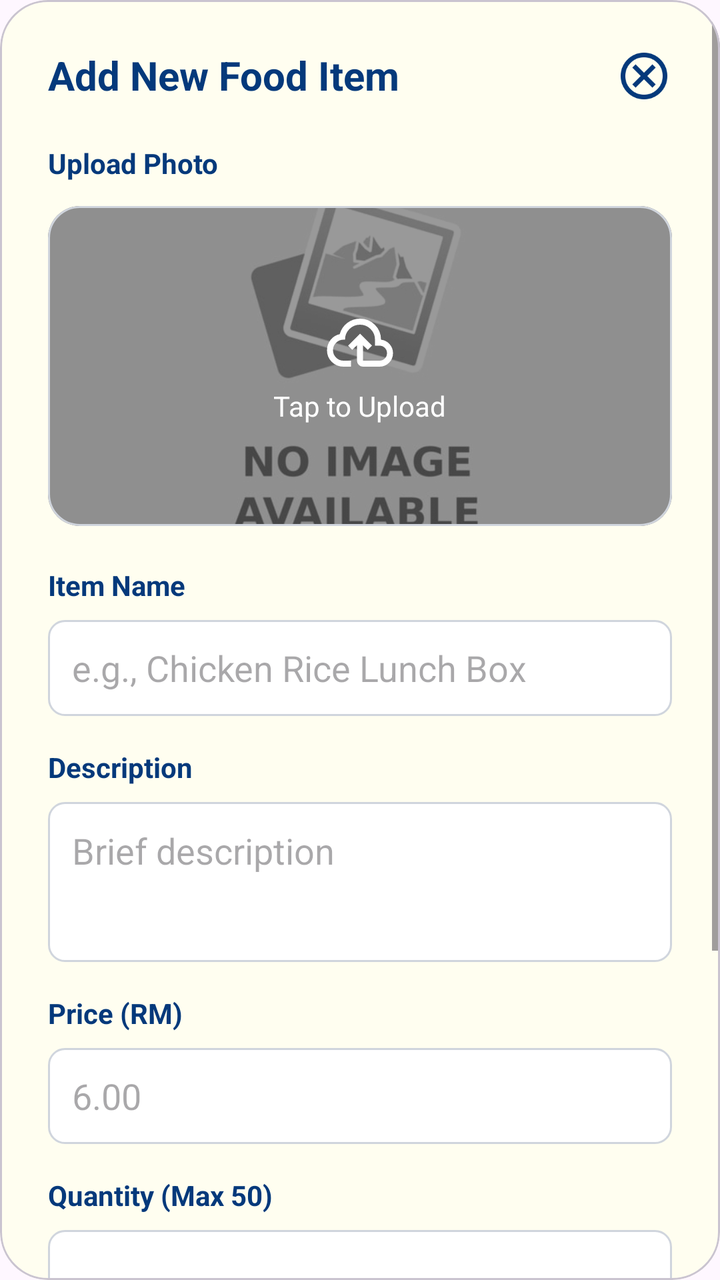
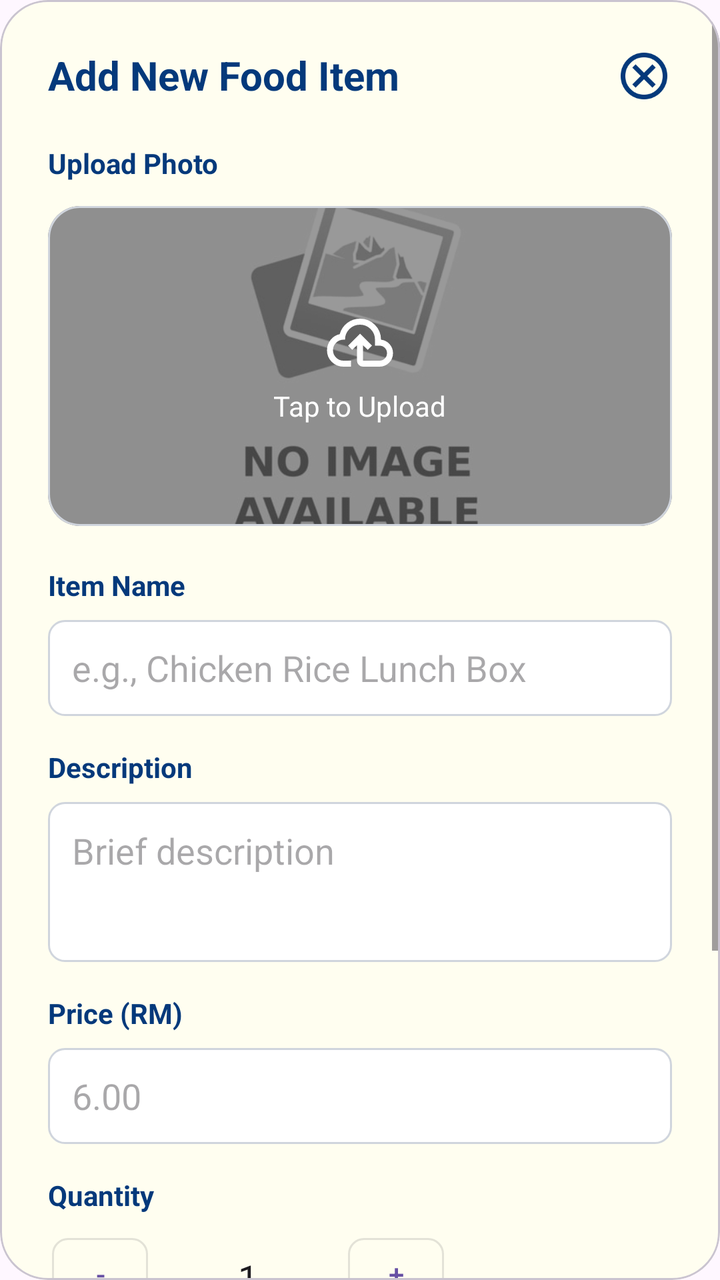

Before-and-after screenshots of an Android layout around one commit, followed by the original layout XML and the change that was made.
<!-- AndroidManifest.xml: application theme Theme.ShipEatsCustomer -->
<!-- res/layout/admin_dialog_add_item.xml -->
<?xml version="1.0" encoding="utf-8"?>
<com.google.android.material.card.MaterialCardView
    xmlns:android="http://schemas.android.com/apk/res/android"
    xmlns:app="http://schemas.android.com/apk/res-auto"
    android:layout_width="match_parent"
    android:layout_height="wrap_content"
    app:cardCornerRadius="24dp"
    app:cardBackgroundColor="#FFFEF0">

    <ScrollView
        android:layout_width="match_parent"
        android:layout_height="wrap_content">

        <LinearLayout
            android:layout_width="match_parent"
            android:layout_height="wrap_content"
            android:orientation="vertical"
            android:padding="24dp">

            
            <RelativeLayout
                android:layout_width="match_parent"
                android:layout_height="wrap_content">

                <TextView
                    android:id="@+id/dialog_title"
                    android:text="Add New Food Item"
                    android:textColor="#04397B"
                    android:textSize="20sp"
                    android:textStyle="bold"
                    android:layout_width="wrap_content"
                    android:layout_height="wrap_content"/>

                <ImageView
                    android:id="@+id/btn_close"
                    android:layout_width="28dp"
                    android:layout_height="28dp"
                    android:layout_alignParentEnd="true"
                    android:src="@drawable/ic_close"/>
            </RelativeLayout>

            
            <TextView
                android:text="Upload Photo"
                android:textStyle="bold"
                android:textColor="#04397B"
                android:layout_marginTop="20dp"
                android:layout_width="wrap_content"
                android:layout_height="wrap_content"/>

            <com.google.android.material.card.MaterialCardView
                android:id="@+id/card_image_upload"
                android:layout_width="match_parent"
                android:layout_height="160dp"
                android:layout_marginTop="12dp"
                app:cardCornerRadius="16dp"
                app:strokeWidth="1dp"
                app:strokeColor="#D0D5DD"
                app:cardElevation="0dp">

                <FrameLayout
                    android:layout_width="match_parent"
                    android:layout_height="match_parent">

                    <ImageView
                        android:id="@+id/img_food"
                        android:layout_width="match_parent"
                        android:layout_height="match_parent"
                        android:scaleType="centerCrop"
                        android:src="@drawable/no_image_available"/>

                    <LinearLayout
                        android:orientation="vertical"
                        android:gravity="center"
                        android:layout_width="match_parent"
                        android:layout_height="match_parent"
                        android:background="#66000000">

                        <ImageView
                            android:layout_width="36dp"
                            android:layout_height="36dp"
                            android:src="@drawable/ic_cloud_upload"
                            android:tint="@color/white"/>

                        <TextView
                            android:text="Tap to Upload"
                            android:textColor="@color/white"
                            android:layout_marginTop="4dp"
                            android:layout_width="wrap_content"
                            android:layout_height="wrap_content"/>
                    </LinearLayout>

                </FrameLayout>
            </com.google.android.material.card.MaterialCardView>

            
            <TextView
                android:text="Item Name"
                android:textStyle="bold"
                android:textColor="#04397B"
                android:layout_marginTop="20dp"
                android:layout_width="wrap_content"
                android:layout_height="wrap_content"/>

            <EditText
                android:id="@+id/et_name"
                android:hint="e.g., Chicken Rice Lunch Box"
                android:background="@drawable/bg_input_field"
                android:padding="12dp"
                android:layout_marginTop="8dp"
                android:layout_width="match_parent"
                android:layout_height="48dp"/>

            
            <TextView
                android:text="Description"
                android:textStyle="bold"
                android:textColor="#04397B"
                android:layout_marginTop="16dp"
                android:layout_width="wrap_content"
                android:layout_height="wrap_content"/>

            <EditText
                android:id="@+id/et_description"
                android:hint="Brief description"
                android:background="@drawable/bg_input_field"
                android:padding="12dp"
                android:gravity="top"
                android:layout_marginTop="8dp"
                android:layout_width="match_parent"
                android:layout_height="80dp"/>

            
            <TextView
                android:text="Price (RM)"
                android:textStyle="bold"
                android:textColor="#04397B"
                android:layout_marginTop="16dp"
                android:layout_width="wrap_content"
                android:layout_height="wrap_content"/>

            <EditText
                android:id="@+id/et_price"
                android:inputType="numberDecimal"
                android:hint="6.00"
                android:background="@drawable/bg_input_field"
                android:padding="12dp"
                android:layout_marginTop="8dp"
                android:layout_width="match_parent"
                android:layout_height="48dp"/>

            
            <TextView
                android:text="Quantity (Max 50)"
                android:textStyle="bold"
                android:textColor="#04397B"
                android:layout_marginTop="16dp"
                android:layout_width="wrap_content"
                android:layout_height="wrap_content"/>

            <Spinner
                android:id="@+id/spinner_quantity"
                android:layout_width="match_parent"
                android:layout_height="48dp"
                android:background="@drawable/bg_input_field"
                android:layout_marginTop="8dp"/>

            
            <TextView
                android:text="Category"
                android:textStyle="bold"
                android:textColor="#04397B"
                android:layout_marginTop="16dp"
                android:layout_width="wrap_content"
                android:layout_height="wrap_content"/>

            <Spinner
                android:id="@+id/spinner_category"
                android:layout_width="match_parent"
                android:layout_height="48dp"
                android:background="@drawable/bg_input_field"
                android:layout_marginTop="8dp"/>

            <com.google.android.material.button.MaterialButton
                android:id="@+id/btn_add_confirm"
                android:layout_width="match_parent"
                android:layout_height="56dp"
                android:layout_marginTop="28dp"
                android:text="Save Item"
                android:backgroundTint="#04397B"
                android:textColor="@color/white"
                app:cornerRadius="28dp"
                android:textAllCaps="false"/>
        </LinearLayout>
    </ScrollView>
</com.google.android.material.card.MaterialCardView>
<!-- resources referenced by this layout -->
<resources>
  <color name="white">#FFFFFFFF</color>
  <!-- drawable bg_input_field (drawable) -->
  <?xml version="1.0" encoding="utf-8"?>
  <shape xmlns:android="http://schemas.android.com/apk/res/android">
      <solid android:color="@color/white"/>
      <stroke android:width="1dp"
          android:color="#D0D5DD"/>
      <corners android:radius="8dp"/>
  </shape>
  <!-- drawable ic_close: png bitmap (drawable, 3318 bytes) -->
  <!-- drawable ic_cloud_upload (drawable) -->
  <vector xmlns:android="http://schemas.android.com/apk/res/android" android:height="24dp" android:tint="#A4A4A4" android:viewportHeight="960" android:viewportWidth="960" android:width="24dp">
  
      <path android:fillColor="@android:color/white" android:pathData="M260,800Q169,800 104.5,737Q40,674 40,583Q40,505 87,444Q134,383 210,366Q235,274 310,217Q385,160 480,160Q597,160 678.5,241.5Q760,323 760,440L760,440L760,440Q829,448 874.5,499.5Q920,551 920,620Q920,695 867.5,747.5Q815,800 740,800L520,800Q487,800 463.5,776.5Q440,753 440,720L440,514L376,576L320,520L480,360L640,520L584,576L520,514L520,720Q520,720 520,720Q520,720 520,720L740,720Q782,720 811,691Q840,662 840,620Q840,578 811,549Q782,520 740,520L680,520L680,440Q680,357 621.5,298.5Q563,240 480,240Q397,240 338.5,298.5Q280,357 280,440L260,440Q202,440 161,481Q120,522 120,580Q120,638 161,679Q202,720 260,720L360,720L360,800L260,800ZM480,520L480,520L480,520Q480,520 480,520Q480,520 480,520L480,520L480,520Q480,520 480,520Q480,520 480,520L480,520Q480,520 480,520Q480,520 480,520L480,520Q480,520 480,520Q480,520 480,520Q480,520 480,520Q480,520 480,520L480,520L480,520Q480,520 480,520Q480,520 480,520Q480,520 480,520Q480,520 480,520L480,520Q480,520 480,520Q480,520 480,520Q480,520 480,520Q480,520 480,520L480,520Z"/>
  
  </vector>
  <!-- drawable no_image_available: jpg bitmap (drawable, 45077 bytes) -->
  <style name="Theme.ShipEatsCustomer" parent="Base.Theme.ShipEatsCustomer" />
  <style name="Base.Theme.ShipEatsCustomer" parent="Theme.Material3.DayNight.NoActionBar">
          
          
      </style>
</resources>

<!-- the commit's change to res/layout/admin_dialog_add_item.xml (unified diff, before → after) -->
@@ -63,7 +63,7 @@
                     android:layout_height="match_parent">
 
                     <ImageView
-                        android:id="@+id/img_food"
+                        android:id="@+id/iv_food_preview"
                         android:layout_width="match_parent"
                         android:layout_height="match_parent"
                         android:scaleType="centerCrop"
@@ -80,7 +80,7 @@
                             android:layout_width="36dp"
                             android:layout_height="36dp"
                             android:src="@drawable/ic_cloud_upload"
-                            android:tint="@color/white"/>
+                            app:tint="@color/white"/>
 
                         <TextView
                             android:text="Tap to Upload"
@@ -151,19 +151,47 @@
 
             
             <TextView
-                android:text="Quantity (Max 50)"
-                android:textStyle="bold"
-                android:textColor="#04397B"
-                android:layout_marginTop="16dp"
-                android:layout_width="wrap_content"
-                android:layout_height="wrap_content"/>
-
-            <Spinner
-                android:id="@+id/spinner_quantity"
-                android:layout_width="match_parent"
-                android:layout_height="48dp"
-                android:background="@drawable/bg_input_field"
-                android:layout_marginTop="8dp"/>
+                android:text="Quantity"
+                android:textStyle="bold"
+                android:textColor="#04397B"
+                android:layout_marginTop="16dp"
+                android:layout_width="wrap_content"
+                android:layout_height="wrap_content"/>
+
+            <LinearLayout
+                android:layout_width="wrap_content"
+                android:layout_height="wrap_content"
+                android:orientation="horizontal"
+                android:gravity="center_vertical"
+                android:layout_marginTop="4dp"
+                android:padding="2dp">
+
+                <com.google.android.material.button.MaterialButton
+                    android:id="@+id/btn_minus"
+                    style="@style/Widget.MaterialComponents.Button.OutlinedButton"
+                    android:layout_width="48dp"
+                    android:layout_height="48dp"
+                    android:text="-"
+                    app:cornerRadius="8dp"/>
+
+                <EditText
+                    android:id="@+id/et_quantity"
+                    android:layout_width="100dp"
+                    android:layout_height="wrap_content"
+                    android:layout_weight="1"
+                    android:gravity="center"
+                    android:inputType="number"
+                    android:text="1"
+                    android:maxLength="4"/>
+
+                <com.google.android.material.button.MaterialButton
+                    android:id="@+id/btn_plus"
+                    style="@style/Widget.MaterialComponents.Button.OutlinedButton"
+                    android:layout_width="48dp"
+                    android:layout_height="48dp"
+                    android:text="+"
+                    app:cornerRadius="8dp"/>
+            </LinearLayout>
 
             
             <TextView
@@ -180,6 +208,34 @@
                 android:layout_height="48dp"
                 android:background="@drawable/bg_input_field"
                 android:layout_marginTop="8dp"/>
+
+            
+            <LinearLayout
+                android:layout_width="match_parent"
+                android:layout_height="wrap_content"
+                android:orientation="horizontal"
+                android:layout_marginTop="16dp"
+                android:weightSum="2"
+                android:visibility="gone">
+
+                <CheckBox
+                    android:id="@+id/cb_vegetarian"
+                    android:layout_width="0dp"
+                    android:layout_height="wrap_content"
+                    android:layout_weight="1"
+                    android:text="Vegetarian"
+                    android:textColor="#04397B"
+                    android:textStyle="bold" />
+
+                <CheckBox
+                    android:id="@+id/cb_spicy"
+                    android:layout_width="0dp"
+                    android:layout_height="wrap_content"
+                    android:layout_weight="1"
+                    android:text="Spicy"
+                    android:textColor="#04397B"
+                    android:textStyle="bold" />
+            </LinearLayout>
 
             <com.google.android.material.button.MaterialButton
                 android:id="@+id/btn_add_confirm"
<!-- resource entries referenced after the edit -->
@@ -1,6 +1,6 @@
 <!-- resources referenced by this layout -->
 <resources>
-  <color name="white">#FFFFFFFF</color>
+  <color name="white">#FFFFFF</color>
   <!-- drawable bg_input_field (drawable) -->
   <?xml version="1.0" encoding="utf-8"?>
   <shape xmlns:android="http://schemas.android.com/apk/res/android">
